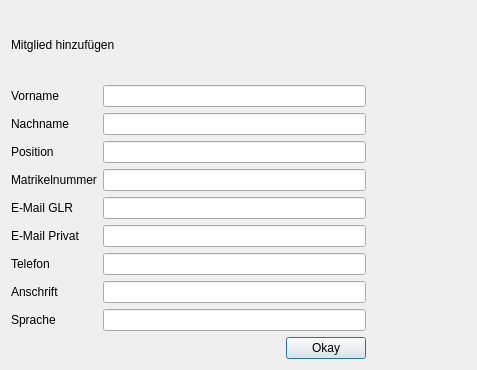
Before: the Qt Designer form createmember.ui in green-lion-racing/glr-database, drawn with Qt 5.
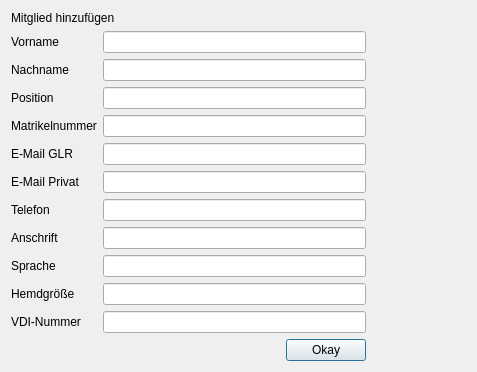
After: the same form once the commit is applied.

What changed in the file:
```diff
--- a/createmember.ui
+++ b/createmember.ui
@@ -94,6 +94,13 @@
        <item row="5" column="1">
         <widget class="QLineEdit" name="le_email_private"/>
        </item>
+       <item row="6" column="0">
+        <widget class="QLabel" name="label_10">
+         <property name="text">
+          <string>Telefon</string>
+         </property>
+        </widget>
+       </item>
        <item row="6" column="1">
         <widget class="QLineEdit" name="le_phone"/>
        </item>
@@ -104,6 +111,9 @@
          </property>
         </widget>
        </item>
+       <item row="7" column="1">
+        <widget class="QLineEdit" name="le_address"/>
+       </item>
        <item row="8" column="0">
         <widget class="QLabel" name="label_9">
          <property name="text">
@@ -114,7 +124,21 @@
        <item row="8" column="1">
         <widget class="QLineEdit" name="le_language"/>
        </item>
-       <item row="9" column="1">
+       <item row="9" column="0">
+        <widget class="QLabel" name="label">
+         <property name="text">
+          <string>Hemdgröße</string>
+         </property>
+        </widget>
+       </item>
+       <item row="10" column="0">
+        <widget class="QLabel" name="label_11">
+         <property name="text">
+          <string>VDI-Nummer</string>
+         </property>
+        </widget>
+       </item>
+       <item row="11" column="1">
         <layout class="QHBoxLayout" name="horizontalLayout">
          <item>
           <spacer name="horizontalSpacer">
@@ -141,15 +165,11 @@
          </item>
         </layout>
        </item>
-       <item row="6" column="0">
-        <widget class="QLabel" name="label_10">
-         <property name="text">
-          <string>Telefon</string>
-         </property>
-        </widget>
+       <item row="9" column="1">
+        <widget class="QLineEdit" name="le_shirt_size"/>
        </item>
-       <item row="7" column="1">
-        <widget class="QLineEdit" name="le_address"/>
+       <item row="10" column="1">
+        <widget class="QLineEdit" name="le_vdi_number"/>
        </item>
       </layout>
      </item>
```
